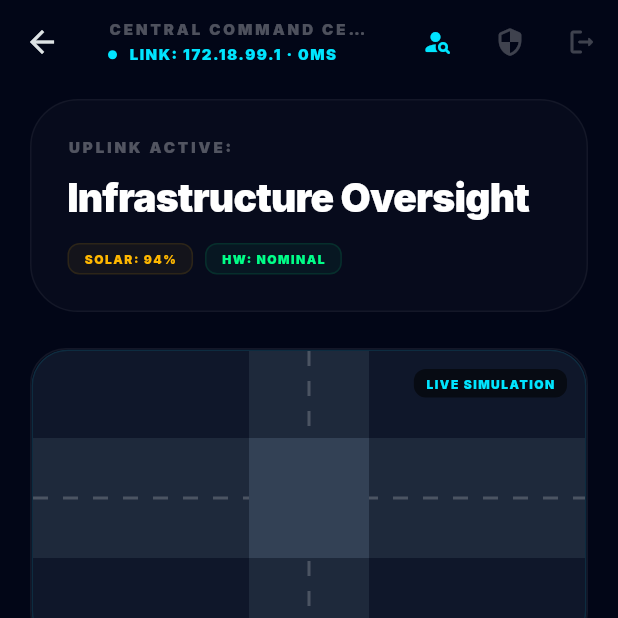
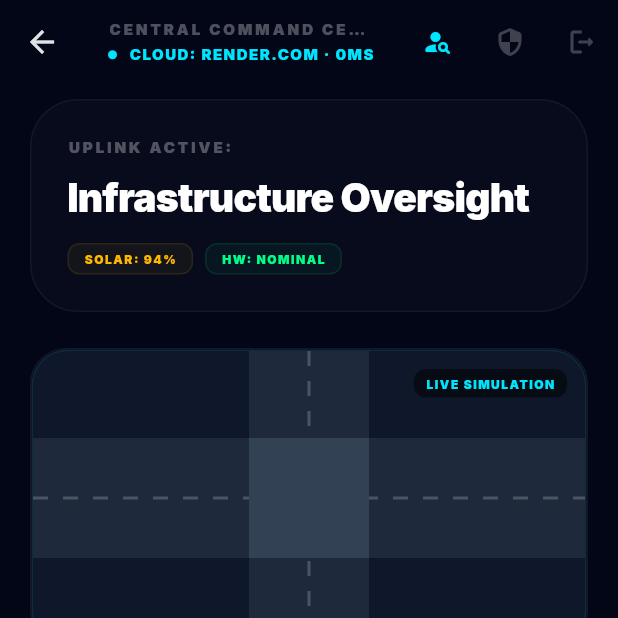
Before and after one commit to Vishnubalaji-C/give-way-app, a Flutter app: the AdminDashboard screen opened directly with empty values, on a phone screen of 412 x 824 dp, the top half of it. Run offline on Flutter 3.47's test engine with Material 3 defaults, Android fonts, the phone set to English and light mode, and no system bars; our stand-ins replace fl_chart, google_fonts, shared_preferences; accounts and stored records are empty; network calls fail.

Commit message:
fix: replace hardcoded local IP with cloud server label in admin dashboard

```diff
--- a/mobile/lib/screens/admin_dashboard.dart
+++ b/mobile/lib/screens/admin_dashboard.dart
@@ -99,7 +99,7 @@ class _AdminDashboardState extends State<AdminDashboard> {
                 ),
                 const SizedBox(width: 8),
                 Text(
-                  'LINK: 172.18.99.1 · ${_latency}ms'.toUpperCase(),
+                  'CLOUD: render.com · ${_latency}ms'.toUpperCase(),
                   style: const TextStyle(fontSize: 10, fontWeight: FontWeight.w900, color: Color(0xFF00E5FF), letterSpacing: 1),
                 ),
               ],
```
